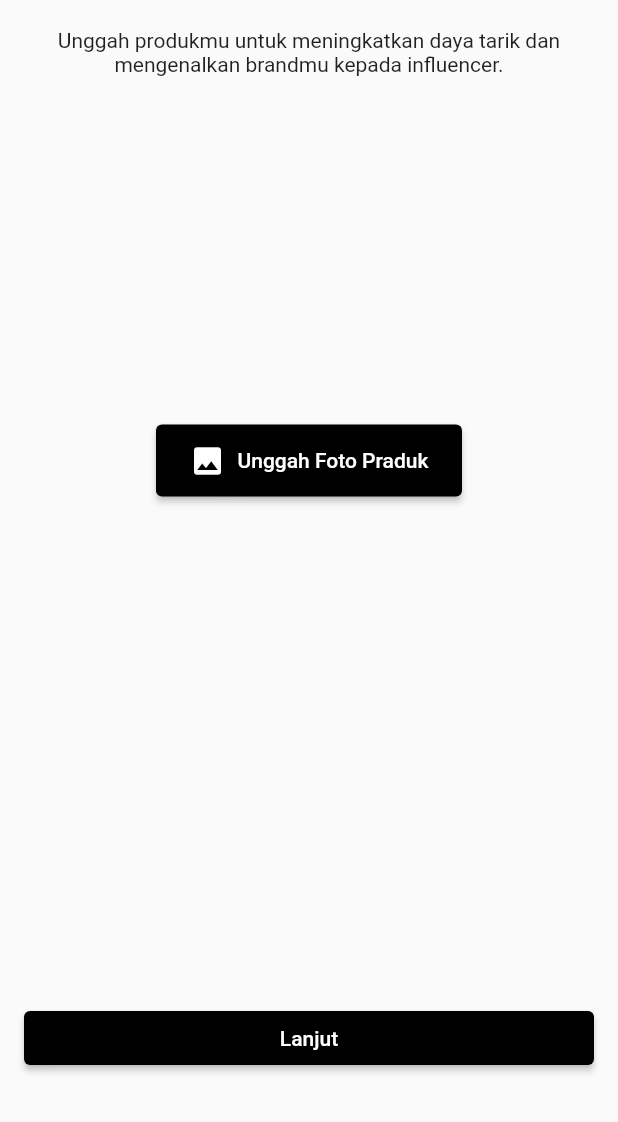
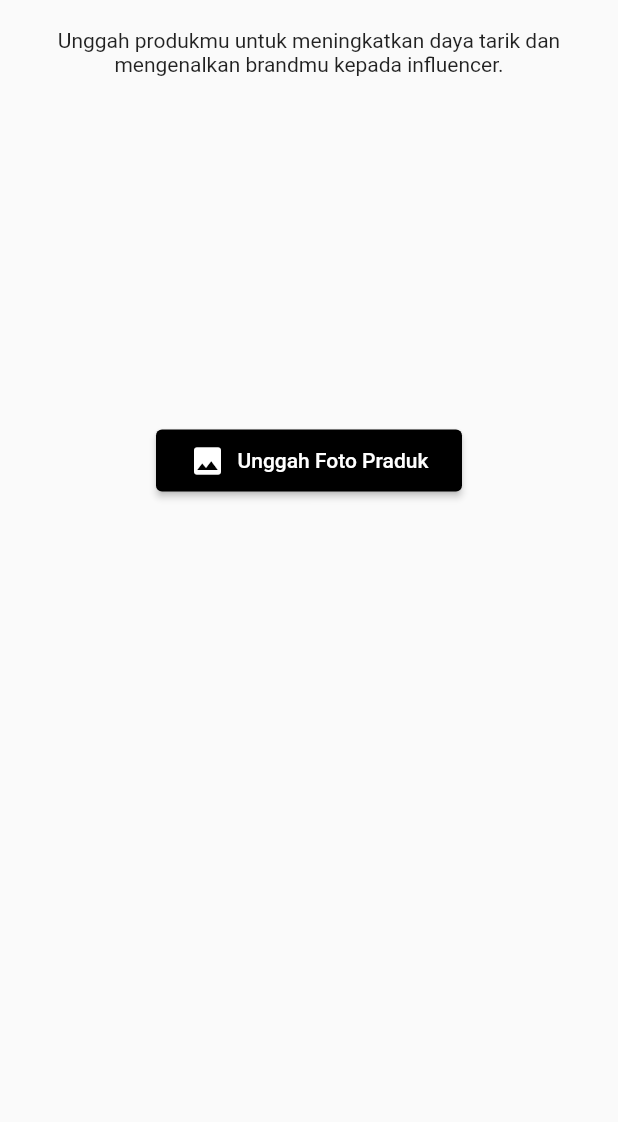
Before and after one commit to Crealivin/mobile-app, a Flutter app: the ChoosenPiictureBrand screen opened by its route, after a tap on "Unggah Foto Praduk", on a phone screen of 412 x 824 dp, the part 114-1236 px from its top. Run offline on Flutter 3.47's test engine with Material 2 defaults, Android fonts, the phone set to English and light mode, and no system bars; our stand-ins replace file_picker.

Commit message:
image fix and mediaquery

```diff
--- a/lib/provider/brand_provider.dart
+++ b/lib/provider/brand_provider.dart
@@ -1,53 +1,51 @@
 
-import 'package:crealivin_apps/model/product_model.dart';
+import 'dart:typed_data';
 import 'package:file_picker/file_picker.dart';
 import 'package:flutter/material.dart';
+class BrandProvider extends ChangeNotifier{
+  // List<ProductModel> _items = [];
+  // List<ProductModel> get items{
+  //   return [..._items];
+  // }
 
-class BrandProvider extends ChangeNotifier{
-  List<ProductModel> _items = [];
-  List<ProductModel> get items{
-    return [..._items];
-  }
+ FilePickerResult? result;
+  Uint8List fileBytes = Uint8List(8);
+  String? fileName;
 
-  FilePickerResult? result;
-  // String? _fileName;
-  String? displayImage ;
-  PlatformFile? pickedFile;
-
-  void pickFile()async{
+  void pickFile(BuildContext context, String routeName)async{
     try{
       result = await FilePicker.platform.pickFiles(
-        type: FileType.image
+        type: FileType.image,
+
       );
       if(result != null){
-        pickedFile = result!.files.first;
-        // _fileName = pickedFile!.name;
-        displayImage = pickedFile!.path ;
-        // displayImage = imageFileProd!.imageFile;
-        // fileDisplay = File(pickedFile!.path.toString());
-        // print(_fileName);
+        var bytes =result!.files.single.bytes;
+        fileBytes = bytes!;
+        fileName = result!.files.single.name;
+        print(fileName);
+      //  final pickedFile = result!.files.single;
+      //   displayImage = pickedFile.bytes;
+        Navigator.pushNamed(context, routeName);
         notifyListeners();
-
       }
-
     }
     catch(e){
       print(e);
     }
   }
-  void addProduct(ProductModel product)async{
-    try{
-      final addNewProduct =  ProductModel(
-      imageFile: displayImage,
-      namaProduct: product.namaProduct,
-      description: product.description,
-      price: product.price,);
-      _items.add(addNewProduct);
+  // void addProduct(ProductModel product)async{
+  //   try{
+  //     final addNewProduct =  ProductModel(
+  //     imageFile: displayImage,
+  //     namaProduct: product.namaProduct,
+  //     description: product.description,
+  //     price: product.price,);
+  //     _items.add(addNewProduct);
 
-      notifyListeners();
-    }catch(e){
-      print(e);
-    }
+  //     notifyListeners();
+  //   }catch(e){
+  //     print(e);
+  //   }
 
-  }
+  // }
 }
--- a/lib/provider/influencer_provider.dart
+++ b/lib/provider/influencer_provider.dart
@@ -1,23 +1,27 @@
 
+import 'dart:typed_data';
 import 'package:file_picker/file_picker.dart';
 import 'package:flutter/material.dart';
 
 class InfluencerProvider extends ChangeNotifier{
   FilePickerResult? result;
-  String? displayImage ;
-  PlatformFile? pickedFile;
+  Uint8List fileBytes = Uint8List(8);
+  String? fileName;
 
-
-
-  void pickFile()async{
+  void pickFile(BuildContext context, String routeName)async{
     try{
       result = await FilePicker.platform.pickFiles(
-        type: FileType.image
+        type: FileType.image,
+
       );
       if(result != null){
-        pickedFile = result!.files.first;
-        displayImage = pickedFile!.path ;
-
+        var bytes =result!.files.single.bytes;
+        fileBytes = bytes!;
+        fileName = result!.files.single.name;
+        print(fileName);
+      //  final pickedFile = result!.files.single;
+      //   displayImage = pickedFile.bytes;
+        Navigator.pushNamed(context, routeName);
         notifyListeners();
       }
     }
--- a/lib/screen/brand_screen/choosen_picture_brand_screen.dart
+++ b/lib/screen/brand_screen/choosen_picture_brand_screen.dart
@@ -51,29 +51,36 @@ class _ChoosenPiictureBrandState extends State<ChoosenPiictureBrand> {
               const SizedBox(
                 height: 222,
               ),
-
-              // uploadImg.fileDisplay != null ? Container(height: 200, child: Image.file(File(uploadImg.fileDisplay.toString()))): Container(),
-              // uploadImg.fileDisplay != null
-              //     ? Image.file()
-              //     : Container(),
-              uploadImg.displayImage != null ? Row(
-                mainAxisAlignment: MainAxisAlignment.center,
-                children: [
-                  Icon(Icons.check, color: Colors.green,),
-                  SizedBox(width: 8,),
-                  Text('*Kilik lanjut untuk melanjutkan',style: TextStyle(color: Colors.green),),
-                ],
-              ): Container(),
-              SizedBox(height: 10,),
+              uploadImg.fileName != null
+                  ? Row(
+                      mainAxisAlignment: MainAxisAlignment.center,
+                      children: [
+                        Icon(
+                          Icons.check,
+                          color: Colors.green,
+                        ),
+                        SizedBox(
+                          width: 8,
+                        ),
+                        Text(
+                          '*Kilik lanjut untuk melanjutkan',
+                          style: TextStyle(color: Colors.green),
+                        ),
+                      ],
+                    )
+                  : Container(),
+              SizedBox(
+                height: 10,
+              ),
               ElevatedButton(
                   style:
                       ElevatedButton.styleFrom(backgroundColor: Colors.black),
                   onPressed: () {
-                     uploadImg.pickFile();
+                    uploadImg.pickFile(context, '/upload-product-screen');
                   },
                   child: Container(
                     width: 172,
-                    height: 48,
+                    height: MediaQuery.of(context).size.height * 0.05,
                     child: Row(
                       mainAxisAlignment: MainAxisAlignment.center,
                       children: [
@@ -93,19 +100,6 @@ class _ChoosenPiictureBrandState extends State<ChoosenPiictureBrand> {
                   ))
             ],
           ),
-          Container(
-              width: double.infinity,
-              padding: EdgeInsets.symmetric(vertical: 32, horizontal: 16),
-              child: ElevatedButton(
-                  style:
-                      ElevatedButton.styleFrom(backgroundColor: Colors.black),
-                  onPressed: () {
-                    Navigator.pushNamed(context, '/upload-product-screen');
-                  },
-                  child: Text(
-                    'Lanjut',
-                    style: TextStyle(color: Colors.white),
-                  )))
         ],
       )),
     );
--- a/lib/screen/choosen_signin_screen.dart
+++ b/lib/screen/choosen_signin_screen.dart
@@ -152,8 +152,8 @@ class _ChooseSignInScreenState extends State<ChooseSignInScreen> {
       children: [
         Container(
           margin: const EdgeInsets.only(bottom: 12.0, top: 12.0),
-          height: 100,
-          width: 100,
+          height: MediaQuery.of(context).size.height/5.5,
+          width: MediaQuery.of(context).size.height/5.5,
           child: Image.asset(
             imageAsset,
             fit: BoxFit.cover,
--- a/lib/screen/widgets/costume_checkbox.dart
+++ b/lib/screen/widgets/costume_checkbox.dart
@@ -16,12 +16,12 @@ class _CustomCheckBoxState extends State<CustomCheckBox> {
   Widget build(BuildContext context) {
     _isSlected = widget.isCheck;
     return AnimatedContainer(
-      duration: const Duration(milliseconds: 1000),
+      duration: Duration(microseconds: 500),
       curve: Curves.fastLinearToSlowEaseIn,
       child: Container(
         color: _isSlected ? Colors.black.withOpacity(0.1) : Colors.transparent,
-        width: 130,
-        height: 150,
+        width: MediaQuery.of(context).size.height / 5,
+        height: MediaQuery.of(context).size.height / 4,
         child: _isSlected
             ? const Icon(
                 Icons.check,
```
Also changed, not shown: lib/screen/brand_screen/brand_singup_screen.dart (+32 -11 lines), lib/screen/brand_screen/edit_profil_brand_screen.dart (+7 -2 lines), lib/screen/brand_screen/upload_product_screen.dart (+14 -12 lines), lib/screen/brand_screen/verification_brand_screen.dart (+11 -19 lines), lib/screen/choosen_screen.dart (+10 -5 lines), lib/screen/home_screen.dart (+5 -3 lines), lib/screen/influencer_screen/choosen_picture_influencer_screen.dart (+4 -17 lines), lib/screen/influencer_screen/edit_profil_influencer_screen.dart (+15 -10 lines), lib/screen/influencer_screen/influencer_singup_screen.dart (+34 -13 lines), lib/screen/influencer_screen/upload_picture_influencer_screen.dart (+8 -7 lines), lib/screen/influencer_screen/verification_influencer_screen.dart (+15 -22 lines).
